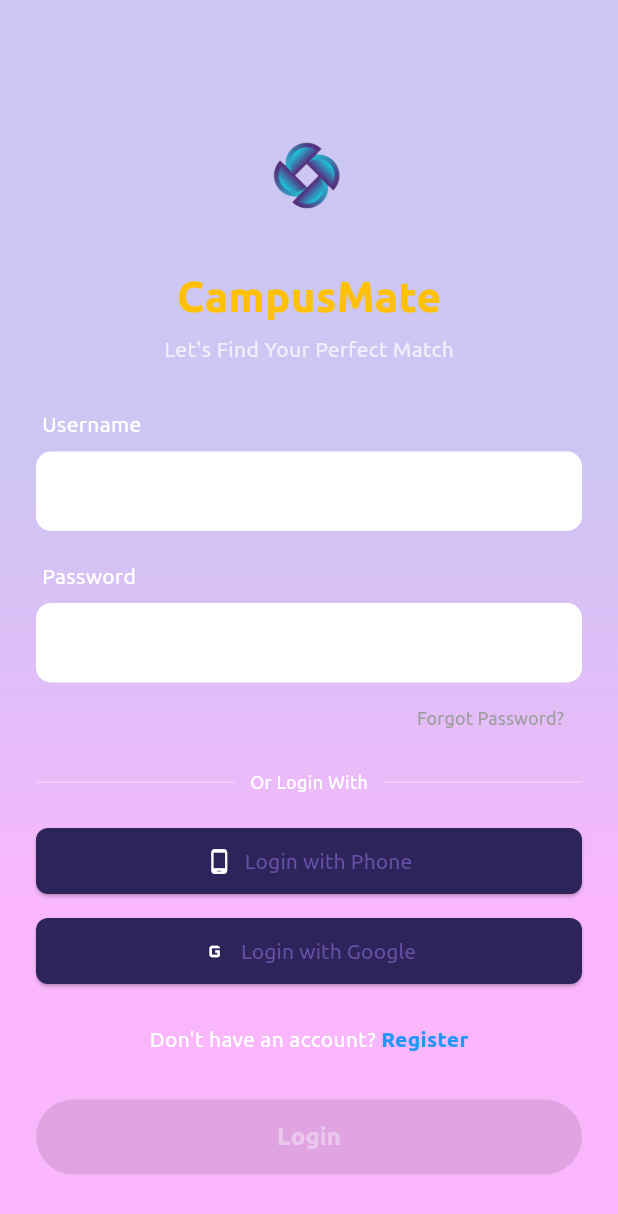
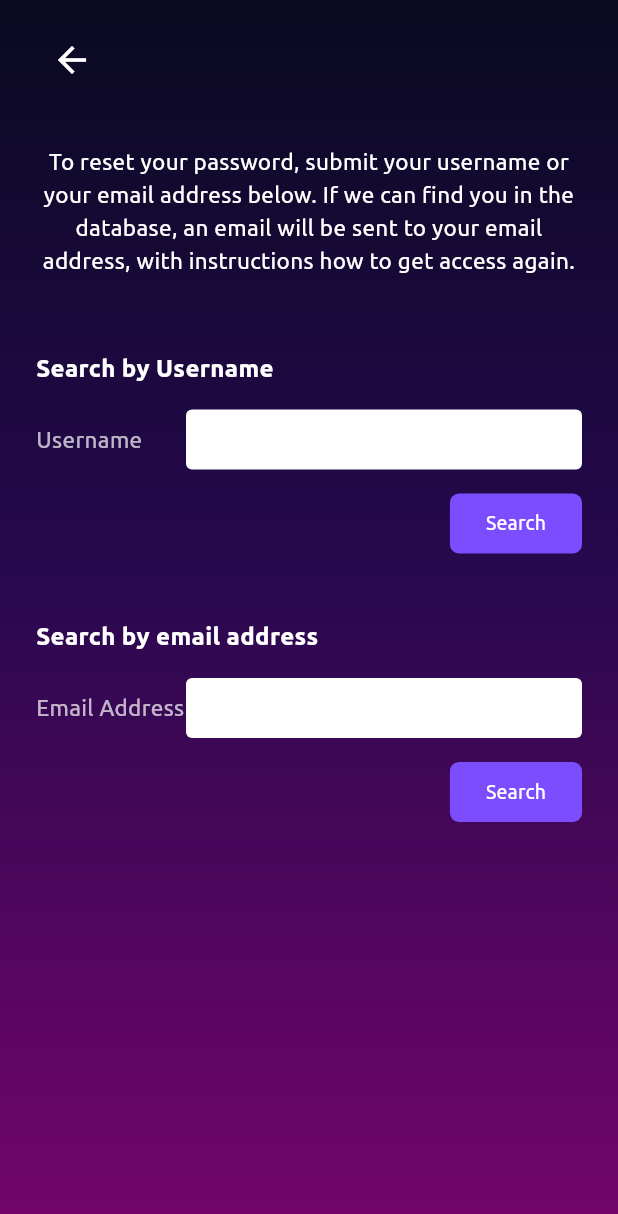
Before and after one commit to ariiyy-max/campusmate, a Flutter app: the Signupscreen screen opened by its route, after a tap on "Forgot Password?", on a phone screen of 412 x 824 dp. Shown: the top 1214 px of the screen. Run offline on Flutter 3.47's test engine with Material 3 defaults, Android fonts, the phone set to English and light mode, and no system bars; our stand-ins replace image_picker, permission_handler.

Commit message:
forgetpass

```diff
--- a/lib/loginorsignup/Emailscreen.dart
+++ b/lib/loginorsignup/Emailscreen.dart
@@ -13,7 +13,11 @@ class EmailScreen extends StatelessWidget {
           gradient: LinearGradient(
             begin: Alignment.topCenter,
             end: Alignment.bottomCenter,
-            colors: [Color(0xFF1A1040), Color(0xFF4B0082)],
+            colors: [
+              Color(0xFF090A21), // Dark top
+              Color(0xFF26084D), // Deep purple mid
+              Color(0xFF75056B), // Magenta bottom
+            ],
           ),
         ),
         padding: const EdgeInsets.symmetric(horizontal: 24, vertical: 40),
--- a/lib/loginorsignup/Phonescreen.dart
+++ b/lib/loginorsignup/Phonescreen.dart
@@ -13,7 +13,11 @@ class Phonescreen extends StatelessWidget {
           gradient: LinearGradient(
             begin: Alignment.topCenter,
             end: Alignment.bottomCenter,
-            colors: [Color(0xFF1A1040), Color(0xFF4B0082)],
+            colors: [
+              Color(0xFF090A21), // Dark top
+              Color(0xFF26084D), // Deep purple mid
+              Color(0xFF75056B), // Magenta bottom
+            ],
           ),
         ),
         padding: const EdgeInsets.symmetric(horizontal: 24, vertical: 40),
--- a/lib/loginorsignup/Registerscreen.dart
+++ b/lib/loginorsignup/Registerscreen.dart
@@ -54,7 +54,11 @@ class _RegisterscreenState extends State<Registerscreen> {
           gradient: LinearGradient(
             begin: Alignment.topCenter,
             end: Alignment.bottomCenter,
-            colors: [Color(0xFF0D0614), Color(0xFF3B145A)],
+            colors:[
+              Color(0xFF090A21), // Dark top
+          Color(0xFF26084D), // Deep purple mid
+          Color(0xFF75056B), // Magenta bottom
+          ],
           ),
         ),
         child: SingleChildScrollView(
--- a/lib/loginorsignup/Signupscreen.dart
+++ b/lib/loginorsignup/Signupscreen.dart
@@ -1,9 +1,11 @@
 import 'package:campusmate/loginorsignup/Emailscreen.dart';
+import 'package:campusmate/loginorsignup/forgetpassw.dart';
 import 'package:flutter/material.dart';
 import 'Registerscreen.dart';
 import 'Phonescreen.dart';
 import 'Emailscreen.dart';
 import 'package:campusmate/homescreen.dart';
+import 'forgetpassw.dart';
 
 class Signupscreen extends StatefulWidget {
   const Signupscreen({super.key});
@@ -48,18 +50,16 @@ class _SignupscreenState extends State<Signupscreen> {
         body: Container(
           width: double.infinity,
           height: double.infinity,
-          decoration: const BoxDecoration(
+          decoration:  BoxDecoration(
             gradient: LinearGradient(
               begin: Alignment.topCenter,
               end: Alignment.bottomCenter,
-              stops: [0.35, 0.73],
               colors: [
-                Color(0x330404C4),
-                // #0404C4
-                Color(0x44EF05F3),
-                // #EF05F3
-                // first colors: [Color(0xFF0D0614), Color(0xFF3B145A)], // Gradient from UI
+                Color(0xFF090A21),
+                Color(0xFF26084D),
+                Color(0xFF75056B),
               ],
+              stops: [0.0,0.45,1.0],
             ),
           ),
           child: SingleChildScrollView(
@@ -101,11 +101,15 @@ class _SignupscreenState extends State<Signupscreen> {
             Align(
               alignment: Alignment.centerRight,
               child: TextButton(
-                onPressed: () =>
-                    Navigator.pushNamed(context, '//forgetscreen'),
+                onPressed: () {
+                  Navigator.push(
+                    context, MaterialPageRoute(
+                      builder: (context) => const ForgotPasswordScreen()),
+                  );
+                },
                 child: const Text('Forgot Password?',
                     style: TextStyle(color: Colors.grey, fontSize: 12)),
-              ),
+              )
             ),
             const SizedBox(height: 10),
 
--- a/lib/loginorsignup/forgetpassw.dart
+++ b/lib/loginorsignup/forgetpassw.dart
@@ -1,33 +1,39 @@
 import 'package:flutter/material.dart';
 
-class ForgetPasswordScreen extends StatefulWidget {
-  const ForgetPasswordScreen({super.key});
+class ForgotPasswordScreen extends StatefulWidget {
+  const ForgotPasswordScreen({super.key});
 
   @override
-  State<ForgetPasswordScreen> createState() => _ForgetPasswordScreenState();
+  State<ForgotPasswordScreen> createState() => _ForgetPasswordScreenState();
 }
 
-class _ForgetPasswordScreenState extends State<ForgetPasswordScreen> {
-  // 1. Controller untuk mengawal input Email
+class _ForgetPasswordScreenState extends State<ForgotPasswordScreen> {
+  final TextEditingController _usernameController = TextEditingController();
   final TextEditingController _emailController = TextEditingController();
-  bool _isFormValid = false;
 
-  @override
-  void initState() {
-    super.initState();
-    // 2. Pasang listener untuk mengesan setiap kali pengguna menaip
-    _emailController.addListener(_validateForm);
+  Widget buildText(String text) {
+    return Text(
+      text,
+      style: const TextStyle(
+        color: Colors.white70,
+        fontSize: 15,
+      ),
+    );
   }
-
-  void _validateForm() {
-    setState(() {
-      // Butang aktif hanya jika Email tidak kosong
-      _isFormValid = _emailController.text.trim().isNotEmpty;
-    });
+  Widget buildSectionTitle(String text) {
+    return Text(
+      text,
+      style: const TextStyle(
+        color: Colors.white,
+        fontSize: 16,
+        fontWeight: FontWeight.bold,
+      ),
+    );
   }
-
   @override
   void dispose() {
+    // Sentiasa dispose controller untuk elakkan memory leak
+    _usernameController.dispose();
     _emailController.dispose();
     super.dispose();
   }
@@ -36,133 +42,184 @@ class _ForgetPasswordScreenState extends State<ForgetPasswordScreen> {
   Widget build(BuildContext context) {
     return Scaffold(
       body: Container(
+        // Recreating the exact Figma background gradient
         width: double.infinity,
         height: double.infinity,
         decoration: const BoxDecoration(
           gradient: LinearGradient(
             begin: Alignment.topCenter,
             end: Alignment.bottomCenter,
-            colors: [Color(0xFF0D0614), Color(0xFF3B145A)], // Tema asal CampusMate
+            colors: [
+              Color(0xFF090A21), // Dark top
+              Color(0xFF26084D), // Deep purple mid
+              Color(0xFF75056B), // Magenta bottom
+            ],
+            stops: [0.0, 0.45, 1.0],
           ),
         ),
+        child: SafeArea(
           child: SingleChildScrollView(
-          padding: const EdgeInsets.symmetric(horizontal: 24.0, vertical: 50.0),
+            padding: const EdgeInsets.symmetric(horizontal: 24.0, vertical: 16.0),
             child: Column(
-            crossAxisAlignment: CrossAxisAlignment.center,
+              crossAxisAlignment: CrossAxisAlignment.start,
               children: [
-              // Butang Kembali (Back Arrow)
-              Align(
-                alignment: Alignment.centerLeft,
-                child: IconButton(
-                  icon: const Icon(Icons.arrow_back, color: Colors.white),
-                  onPressed: () => Navigator.pop(context),
+                // Back Button
+                IconButton(
+                  icon: const Icon(Icons.arrow_back, color: Colors.white, size: 28),
+                  onPressed: () {
+                    Navigator.of(context).pop();
+                  },
+                  padding: EdgeInsets.zero,
+                  constraints: const BoxConstraints(),
+                ),
+                const SizedBox(height: 32),
+
+                // Main Instruction Text
+                const Text(
+                  'To reset your password, submit your username or your email address below. If we can find you in the database, an email will be sent to your email address, with instructions how to get access again.',
+                  textAlign: TextAlign.center,
+                  style: TextStyle(
+                    color: Colors.white,
+                    fontSize: 15,
+                    height: 1.5,
+                    fontWeight: FontWeight.w400,
                   ),
                 ),
-              const SizedBox(height: 20),
+                const SizedBox(height: 50),
 
-              // Ikon Hiasan Lock/Key
-              const Icon(
-                Icons.lock_reset_rounded,
-                size: 80,
-                color: Colors.amber, // Mengikut warna tema CampusMate
-              ),
-              const SizedBox(height: 20),
-
+                // --- SEARCH BY USERNAME SECTION ---
                 const Text(
-                'Forgot Password?',
-                style: TextStyle(fontSize: 24, fontWeight: FontWeight.bold, color: Colors.white),
-              ),
-              const SizedBox(height: 10),
-
-              const Text(
-                'Enter your email address below and we will send you a link to reset your password.',
-                textAlign: TextAlign.center,
-                style: TextStyle(fontSize: 14, color: Colors.white70),
-              ),
-              const SizedBox(height: 40),
-
-              // Email Input Field
-              _buildLabel('Email Address'),
-              _buildTextField(
-                controller: _emailController,
-                hintText: 'Enter your email',
-              ),
-              const SizedBox(height: 30),
-
-              // Butang Send Reset Link
-              SizedBox(
-                width: double.infinity,
-                height: 50,
-                child: ElevatedButton(
-                  style: ElevatedButton.styleFrom(
-                    backgroundColor: _isFormValid
-                        ? const Color(0xFF6B42C6)
-                        : const Color(0xFF6B42C6).withOpacity(0.2),
-                    shape: RoundedRectangleBorder(borderRadius: BorderRadius.circular(25)),
-                    elevation: _isFormValid ? 2 : 0,
-                  ),
-                  onPressed: _isFormValid
-                      ? () {
-                    // Logik menghantar email hantar di sini
-                    print("Reset link sent to: ${_emailController.text}");
-
-                    // Papar notifikasi ringkas kepada pengguna
-                    ScaffoldMessenger.of(context).showSnackBar(
-                      SnackBar(
-                        content: Text('Reset link sent to ${_emailController.text}'),
-                        backgroundColor: const Color(0xFF6B42C6),
-                      ),
-                    );
-                  }
-                      : null,
-                  child: Text(
-                    'Send Reset Link',
+                  'Search by Username',
                   style: TextStyle(
+                    color: Colors.white,
                     fontSize: 16,
                     fontWeight: FontWeight.bold,
-                      color: _isFormValid ? Colors.white : Colors.white30,
                   ),
+                ),
+                const SizedBox(height: 16),
+                Row(
+                  children: [
+                    const SizedBox(
+                      width: 100, // Keeps labels perfectly aligned
+                      child: Text(
+                        'Username',
+                        style: TextStyle(color: Colors.white70, fontSize: 15),
+                      ),
+                    ),
+                    Expanded(
+                      child: Container(
+                        height: 40,
+                        decoration: BoxDecoration(
+                          color: Colors.white,
+                          borderRadius: BorderRadius.circular(4),
+                        ),
+                        child: const TextField(
+                          decoration: InputDecoration(
+                            border: InputBorder.none,
+                            contentPadding: EdgeInsets.symmetric(horizontal: 12, vertical: 10),
+                          ),
+                          style: TextStyle(color: Colors.black, fontSize: 15),
                         ),
                       ),
                     ),
                   ],
+                ),
+                const SizedBox(height: 12),
+                Align(
+                  alignment: Alignment.centerRight,
+                  child: _buildSearchButton(
+                      onPressed: () {
+                        String usernameInput = _usernameController.text;
+                        if (usernameInput.isEmpty) {
+                          print("Enter username!");
+                        }else {
+                          print("Where username: $usernameInput");
+                          // API di sini
+                        }
+                    // TODO: Handle username search logic
+                  }),
+                ),
+                const SizedBox(height: 40),
+
+                // --- SEARCH BY EMAIL SECTION ---
+                const Text(
+                  'Search by email address',
+                  style: TextStyle(
+                    color: Colors.white,
+                    fontSize: 16,
+                    fontWeight: FontWeight.bold,
+                  ),
+                ),
+                const SizedBox(height: 16),
+                Row(
+                  children: [
+                    const SizedBox(
+                      width: 100,
+                      child: Text(
+                        'Email Address',
+                        style: TextStyle(color: Colors.white70, fontSize: 15),
+                      ),
+                    ),
+                    Expanded(
+                      child: Container(
+                        height: 40,
+                        decoration: BoxDecoration(
+                          color: Colors.white,
+                          borderRadius: BorderRadius.circular(4),
+                        ),
+                        child:  TextField(
+                          controller: _emailController,
+                          keyboardType: TextInputType.emailAddress,
+                          decoration: InputDecoration(
+                            border: InputBorder.none,
+                            contentPadding: EdgeInsets.symmetric(horizontal: 12, vertical: 10),
+                          ),
+                          style: TextStyle(color: Colors.black, fontSize: 15),
+                        ),
+                      ),
+                    ),
+                  ],
+                ),
+                const SizedBox(height: 12),
+                Align(
+                  alignment: Alignment.centerRight,
+                  child: _buildSearchButton(
+                      onPressed: () {
+                        String emailInput = _emailController.text;
+
+                        if (emailInput.isEmpty) {
+                          print("Sila masukkan email!");
+                        } else {
+                          print("Mencari email: $emailInput");
+                          // Letakkan logic API / Firebase anda di sini
+                        }
+                    // TODO: Handle email search logic
+                  }),
+                ),
+              ],
+            ),
           ),
         ),
       ),
     );
   }
 
-  // Fungsi helper untuk Label
-  Widget _buildLabel(String text) {
-    return Align(
-      alignment: Alignment.centerLeft,
-      child: Padding(
-        padding: const EdgeInsets.only(bottom: 8.0, left: 4),
-        child: Text(
-          text,
-          style: const TextStyle(color: Colors.white, fontWeight: FontWeight.w500),
+  // Helper method to create the styled purple search button
+  Widget _buildSearchButton({required VoidCallback onPressed}) {
+    return ElevatedButton(
+      onPressed: onPressed,
+      style: ElevatedButton.styleFrom(
+        backgroundColor: const Color(0xFF7C4DFF), // Purple button color
+        foregroundColor: Colors.white,
+        padding: const EdgeInsets.symmetric(horizontal: 24, vertical: 10),
+        shape: RoundedRectangleBorder(
+          borderRadius: BorderRadius.circular(6),
         ),
+        elevation: 0,
       ),
-    );
-  }
-
-  // Fungsi helper untuk TextField
-  Widget _buildTextField({
-    required TextEditingController controller,
-    required String hintText,
-  }) {
-    return TextField(
-      controller: controller,
-      style: const TextStyle(color: Colors.black),
-      decoration: InputDecoration(
-        hintText: hintText,
-        fillColor: Colors.white,
-        filled: true,
-        contentPadding: const EdgeInsets.symmetric(horizontal: 16, vertical: 14),
-        border: OutlineInputBorder(
-          borderRadius: BorderRadius.circular(10),
-          borderSide: BorderSide.none,
-        ),
+      child: const Text(
+        'Search',
+        style: TextStyle(fontSize: 13, fontWeight: FontWeight.w500),
       ),
     );
   }
```
Lines whose indentation alone changed are shown as unchanged.
